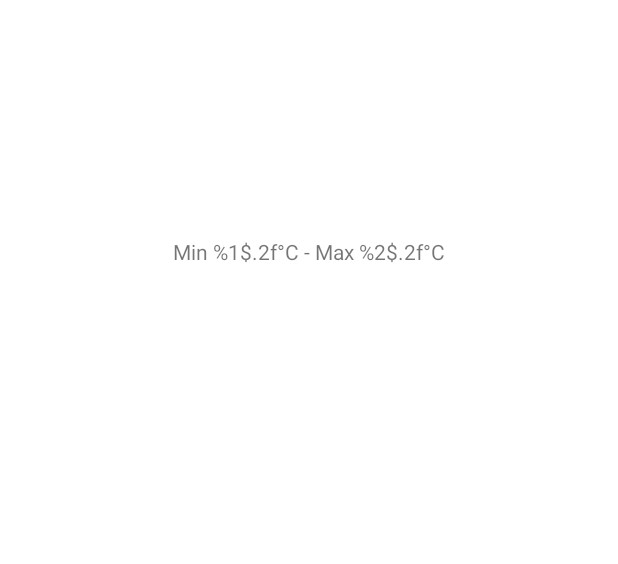
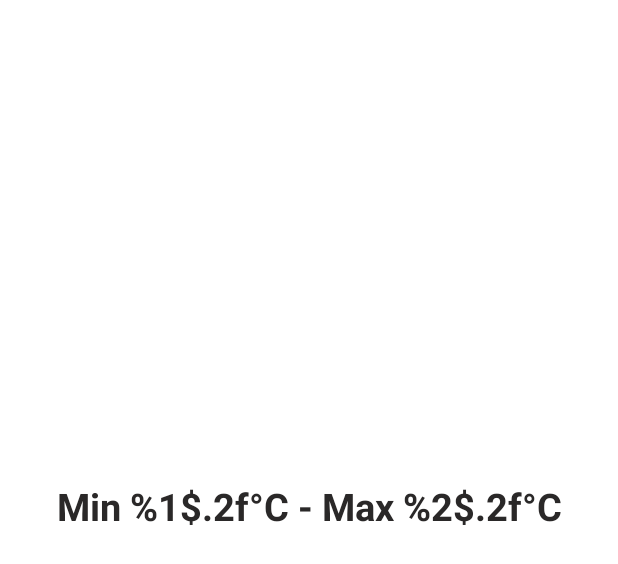
Before and after one commit to david99999/MetaWeather, an Android app: the layout fragment_location_details.xml on its own in the app's theme, with its tools: preview values and no code run, on a phone screen of 412 x 824 dp. Shown: the top 564 px of the screen. Run offline under Robolectric (Android 15) with nearby library versions, the phone set to English and light mode, and no system bars.

Commit message:
added location weather details screen

```diff
--- a/app/build.gradle
+++ b/app/build.gradle
@@ -69,4 +69,8 @@ dependencies {
     implementation "com.google.dagger:hilt-android:2.38.1"
     kapt "com.google.dagger:hilt-android-compiler:2.38.1"
     kapt 'androidx.hilt:hilt-compiler:1.0.0'
+
+
+    implementation("io.coil-kt:coil:1.2.0")
+    implementation("io.coil-kt:coil-svg:1.2.0")
 }
--- a/app/src/main/java/com/demo/metaweather/screens/search/LocationSearchFragment.kt
+++ b/app/src/main/java/com/demo/metaweather/screens/search/LocationSearchFragment.kt
@@ -6,7 +6,6 @@ import android.view.Menu
 import android.view.MenuInflater
 import android.view.View
 import android.view.ViewGroup
-import android.widget.Toast
 import androidx.appcompat.widget.SearchView
 import androidx.core.view.isVisible
 import androidx.fragment.app.Fragment
@@ -14,8 +13,6 @@ import androidx.fragment.app.viewModels
 import androidx.lifecycle.lifecycleScope
 import androidx.navigation.fragment.findNavController
 import androidx.recyclerview.widget.DividerItemDecoration
-import androidx.recyclerview.widget.LinearLayoutManager
-import androidx.recyclerview.widget.LinearLayoutManager.HORIZONTAL
 import androidx.recyclerview.widget.LinearLayoutManager.VERTICAL
 import com.demo.metaweather.R
 import com.demo.metaweather.databinding.FragmentLocationSearchBinding
--- a/app/src/main/res/layout/fragment_location_details.xml
+++ b/app/src/main/res/layout/fragment_location_details.xml
@@ -25,6 +25,7 @@
             <TextView
                 android:id="@+id/locationNameAndParent"
                 android:layout_width="match_parent"
+                style="@style/Text_XL"
                 android:layout_height="wrap_content"
                 android:gravity="center"
                 app:layout_constraintStart_toStartOf="parent"
@@ -33,6 +34,7 @@
             <TextView
                 android:id="@+id/locationTemperature"
                 android:layout_width="match_parent"
+                style="@style/Text_XXL_BOLD"
                 android:layout_height="wrap_content"
                 android:gravity="center"
                 app:layout_constraintStart_toStartOf="parent"
@@ -41,6 +43,7 @@
             <TextView
                 android:id="@+id/locationWeatherDate"
                 android:layout_width="match_parent"
+                style="@style/Text_L"
                 android:layout_height="wrap_content"
                 android:gravity="center"
                 app:layout_constraintStart_toStartOf="parent"
@@ -49,6 +52,7 @@
             <TextView
                 android:id="@+id/locationStateName"
                 android:layout_width="0dp"
+                style="@style/Text_L_BOLD"
                 android:layout_height="wrap_content"
                 android:gravity="center"
                 app:layout_constraintEnd_toStartOf="@+id/weatherIcon"
@@ -69,6 +73,7 @@
                 android:id="@+id/weatherTempRange"
                 android:layout_width="match_parent"
                 android:layout_height="wrap_content"
+                style="@style/Text_L_BOLD"
                 android:gravity="center"
                 app:layout_constraintStart_toStartOf="parent"
                 app:layout_constraintTop_toBottomOf="@+id/weatherIcon"
--- a/app/src/main/res/values/colors.xml
+++ b/app/src/main/res/values/colors.xml
@@ -6,5 +6,6 @@
     <color name="yellow_200">#FBA018</color>
     <color name="yellow_700">#9D640F</color>
     <color name="black">#FF000000</color>
+    <color name="gray">#2A2828</color>
     <color name="white">#FFFFFFFF</color>
 </resources>
--- a/app/src/main/res/values/dimens.xml
+++ b/app/src/main/res/values/dimens.xml
@@ -1,4 +1,9 @@
 <?xml version="1.0" encoding="utf-8"?>
 <resources>
     <dimen name="location_result_text_padding">5dp</dimen>
+    <dimen name="text_xxl">55sp</dimen>
+    <dimen name="padding_text_xxl">25dp</dimen>
+    <dimen name="text_xl">45sp</dimen>
+    <dimen name="text_l">25sp</dimen>
+    <dimen name="text_s">15sp</dimen>
 </resources>
--- a/app/src/main/res/values/strings.xml
+++ b/app/src/main/res/values/strings.xml
@@ -8,4 +8,6 @@
     <string name="location_details_title">Location Details</string>
     <string name="weather_icon_description">Weather Icon</string>
     <string name="temperature_range">Min %1$.2f°C - Max %2$.2f°C</string>
+    <string name="location_and_parent"> %1$s - %2$s</string>
+    <string name="temperature_value">%.2f°C</string>
 </resources>
--- a/app/src/main/res/values/themes.xml
+++ b/app/src/main/res/values/themes.xml
@@ -29,4 +29,25 @@
         <!-- Status bar color. -->
         <item name="android:statusBarColor" tools:targetApi="l">?attr/colorPrimaryVariant</item>
     </style>
+
+    <style name="Text_S" parent="TextAppearance.AppCompat">
+        <item name="android:textColor">@color/gray</item>
+        <item name="android:textSize">@dimen/text_s</item>
+    </style>
+    <style name="Text_L" parent="Text_S">
+        <item name="android:textSize">@dimen/text_l</item>
+    </style>
+    <style name="Text_L_BOLD" parent="Text_L">
+        <item name="android:textStyle">bold</item>
+    </style>
+    <style name="Text_XL" parent="Text_L">
+        <item name="android:textSize">@dimen/text_xl</item>
+    </style>
+    <style name="Text_XXL" parent="Text_XL">
+        <item name="android:textSize">@dimen/text_xxl</item>
+    </style>
+    <style name="Text_XXL_BOLD" parent="Text_XXL">
+        <item name="android:textStyle">bold</item>
+        <item name="android:padding">@dimen/padding_text_xxl</item>
+    </style>
 </resources>
--- a/data/src/main/java/com/demo/metaweather/data/datasources/remote/impl/network/MetaWeatherRetrofit.kt
+++ b/data/src/main/java/com/demo/metaweather/data/datasources/remote/impl/network/MetaWeatherRetrofit.kt
@@ -13,7 +13,7 @@ object MetaWeatherRetrofit {
 
     fun getMetaWeatherApi(): MetaWeatherNetworkApi {
         return Retrofit.Builder()
-            .baseUrl(Constants.WEATHER_SERVER_BASE_URL)
+            .baseUrl(Constants.WEATHER_SERVER_API)
             .addConverterFactory(json.asConverterFactory(jsonContentType))
             .build()
             .create(MetaWeatherNetworkApi::class.java)
--- a/data/src/main/java/com/demo/metaweather/data/datasources/remote/utils/Constants.kt
+++ b/data/src/main/java/com/demo/metaweather/data/datasources/remote/utils/Constants.kt
@@ -4,8 +4,12 @@ object Constants {
     const val PARAM_QUERY = "query"
     const val WHERE_ON_EARTH_ID = "WHERE_ON_EARTH_ID"
 
-    const val WEATHER_SERVER_BASE_URL = "https://www.metaweather.com/api/"
+    private const val WEATHER_SERVER_BASE_URL = "https://www.metaweather.com/"
+    const val WEATHER_SERVER_API = WEATHER_SERVER_BASE_URL + "api/"
 
     const val LOCATION_WEATHER = "location/{$WHERE_ON_EARTH_ID}"
     const val LOCATION_SEARCH = "location/search/"
+    private const val WEATHER_ICON_PREFIX = WEATHER_SERVER_BASE_URL + "static/img/weather/"
+
+    fun WeatherIcon(weatherState: String) = "$WEATHER_ICON_PREFIX$weatherState.svg"
 }
```
Also changed, not shown: app/src/main/java/com/demo/metaweather/di/FrameworkModule.kt (+9 -4 lines), app/src/main/java/com/demo/metaweather/screens/details/LocationDetailsFragment.kt (+35 -4 lines), app/src/main/java/com/demo/metaweather/screens/details/LocationDetailsViewModel.kt (+7 -1 lines), app/src/main/java/com/demo/metaweather/utils/DateFormatter.kt (added, +21 -0 lines), app/src/main/java/com/demo/metaweather/utils/ImageLoader.kt (added, +28 -0 lines).
